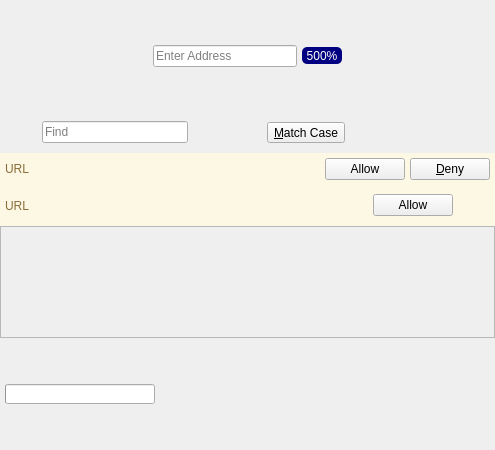
textbrowser/dooble, file UI/dooble_page.ui: the form before one commit.
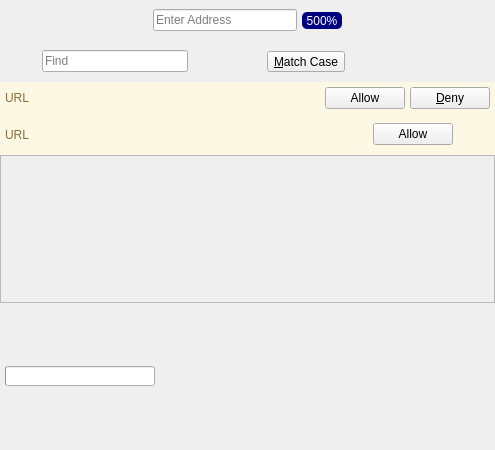
The form after the commit. Custom widgets are drawn as their Qt base class.

Commit message: Fixed size policy for address-bar frame.

Patch:
```diff
--- a/UI/dooble_page.ui
+++ b/UI/dooble_page.ui
@@ -31,6 +31,12 @@
    </property>
    <item>
     <widget class="QFrame" name="top_frame">
+     <property name="sizePolicy">
+      <sizepolicy hsizetype="Preferred" vsizetype="Fixed">
+       <horstretch>0</horstretch>
+       <verstretch>0</verstretch>
+      </sizepolicy>
+     </property>
      <layout class="QHBoxLayout" name="horizontalLayout">
       <property name="spacing">
        <number>5</number>
```
